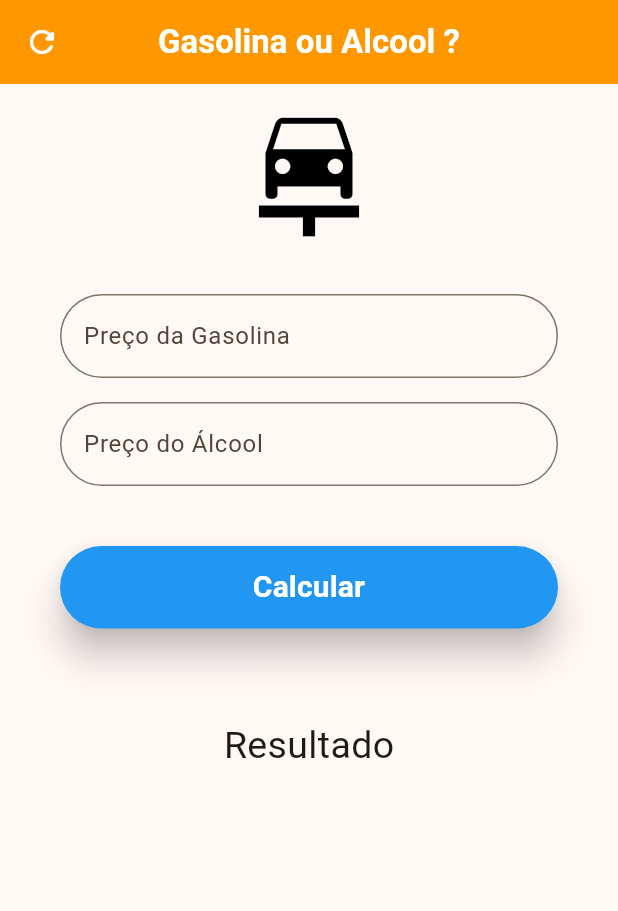
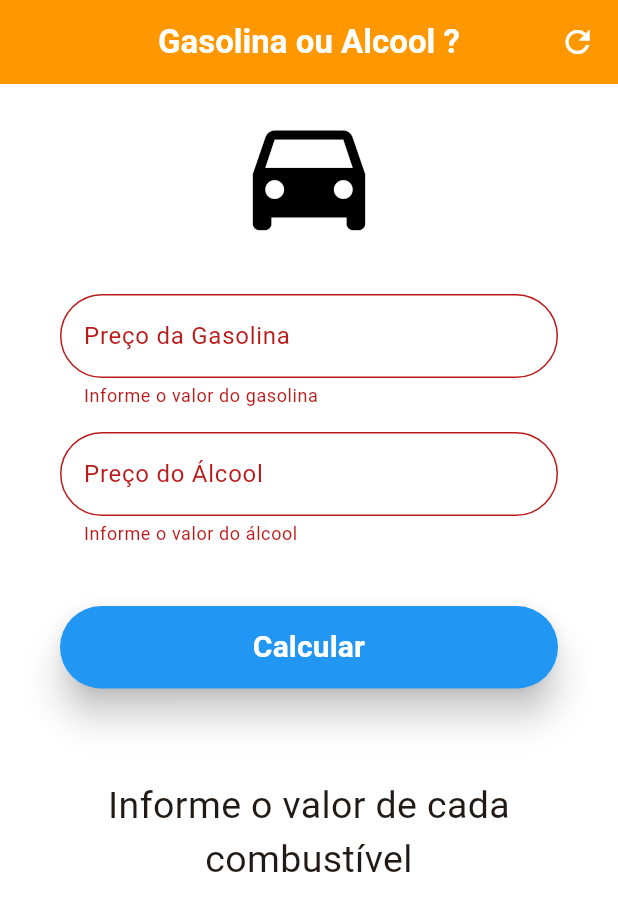
Before and after one commit to UserLsl/GasolinaOuAlcool, a Flutter app: the screen it shows after launch, after a tap on "Calcular", on a phone screen of 412 x 824 dp. Shown: the top 911 px of the screen. Run offline on Flutter 3.47's test engine with Material 3 defaults, Android fonts, the light colour scheme and no system bars.

Commit message:
finished the front-end

```diff
--- a/lib/main.dart
+++ b/lib/main.dart
@@ -1,5 +1,5 @@
-import 'package:flutter/foundation.dart';
 import 'package:flutter/material.dart';
+import 'package:gasolina_ou_alcool/widget_app.dart';
 
 void main() {
   runApp(const MyApp());
@@ -21,97 +21,3 @@ class MyApp extends StatelessWidget {
     );
   }
 }
-
-class MyPage extends StatefulWidget {
-  const MyPage({super.key});
-
-  @override
-  State<MyPage> createState() => _MyPageState();
-}
-
-class _MyPageState extends State<MyPage> {
-  @override
-  Widget build(BuildContext context) {
-    return Scaffold(
-      appBar: AppBar(
-        title: const Text("Gasolina ou Alcool ?", style: TextStyle(color: Colors.white, fontWeight: FontWeight.bold)),
-        centerTitle: true,
-        backgroundColor: Colors.orange,
-        leading: const Icon(Icons.refresh_rounded, color: Colors.white),
-      ),
-      body: SizedBox(
-        width: double.infinity,
-
-        child: Column(
-          children: [
-            const Padding(
-              padding: EdgeInsets.all(10.0),
-              child: Icon(Icons.car_repair, size: 100, color: Colors.black),
-            ),
-            Padding(
-              padding: const EdgeInsets.fromLTRB(40, 20, 40, 8),
-              child: TextField(
-                decoration: InputDecoration(
-                  labelText: "Preço da Gasolina",
-                  floatingLabelStyle: const TextStyle(color: Colors.orange, fontWeight: FontWeight.bold),
-                  border: OutlineInputBorder(borderRadius: BorderRadius.circular(30)),
-                  focusColor: Colors.black,
-                  focusedBorder: OutlineInputBorder(
-                    borderSide: const BorderSide(color: Colors.orange),
-                    borderRadius: BorderRadius.circular(30),
-                  )
-                ),
-                textAlign: TextAlign.right,
-              ),
-            ),
-            Padding(
-              padding: const EdgeInsets.fromLTRB(40, 8, 40, 20),
-              child: TextField(
-                decoration: InputDecoration(
-                  labelText: "Preço do Álcool",
-                  floatingLabelStyle: const TextStyle(color: Colors.orange, fontWeight: FontWeight.bold),
-                  border: OutlineInputBorder(borderRadius: BorderRadius.circular(30)),
-                  focusColor: Colors.black,
-                  focusedBorder: OutlineInputBorder(
-                    borderSide: const BorderSide(color: Colors.orange),
-                    borderRadius: BorderRadius.circular(30),
-                  )
-                ),
-                textAlign: TextAlign.right,
-              ),
-            ),
-            Padding(
-              padding: const EdgeInsets.fromLTRB(40, 20, 40, 20),
-              child: SizedBox(
-                width: double.infinity,
-                height: 55,
-                child: ElevatedButton(
-                  style: ElevatedButton.styleFrom(
-                    backgroundColor: Colors.blue,
-                    elevation: 10,
-                    shape: RoundedRectangleBorder(
-                      borderRadius: BorderRadius.circular(30),
-                    ),
-                  ),
-                  child: const Text(
-                    "Calcular",
-                    textAlign: TextAlign.center,
-                    style: TextStyle(
-                      color: Colors.white,
-                      fontWeight: FontWeight.bold,
-                      fontSize: 20,
-                    ),
-                  ),
-                  onPressed: () {},
-                ),
-              ),
-            ),
-            const Padding(padding: EdgeInsets.fromLTRB(40, 40, 40, 40),
-              child: Text("Resultado", style: TextStyle(fontSize: 25)),
-            )
-          ],
-        ),
-      ),
-    );
-  }
-}
--- /dev/null
+++ b/lib/widget_app.dart
@@ -0,0 +1,156 @@
+
+import 'package:flutter/material.dart';
+
+class MyPage extends StatefulWidget {
+  const MyPage({super.key});
+
+  @override
+  State<MyPage> createState() => _MyPageState();
+}
+
+class _MyPageState extends State<MyPage> {
+
+  GlobalKey <FormState> _formkey = GlobalKey<FormState>();
+
+  TextEditingController gasolinaController = TextEditingController();
+  TextEditingController alcoolController = TextEditingController();
+
+  String _infoText = "Informe o valor de cada combustível";
+
+  @override
+  Widget build(BuildContext context) {
+    return Scaffold(
+      backgroundColor: Colors.white,
+      appBar: AppBar(
+        title: const Text("Gasolina ou Alcool ?", style: TextStyle(color: Colors.white, fontWeight: FontWeight.bold)),
+        centerTitle: true,
+        backgroundColor: Colors.orange,
+        //leading:  Icon(Icons.refresh, color: Colors.white),
+        actions: const [
+          Padding(
+            padding: EdgeInsets.all(15.0),
+            child: Icon(Icons.refresh, color: Colors.white),
+          ),
+        ],
+      ),
+      body: SizedBox(
+        width: double.infinity,
+        child: Form(
+          key: _formkey,
+          child: Column(
+            //crossAxisAlignment: CrossAxisAlignment.stretch, Outra forma de centralizar sem ser usando o SizedBox com widget
+            children: [
+              buildIcon(),
+              buildTextFormFieldGasolina(),
+              buildTextFormFieldAlcool(),
+              buildButton(context),
+              buildTextInfo(),
+            ],
+          ),
+        ),
+      ),
+    );
+  }
+
+  Padding buildIcon() {
+    return const Padding(
+      padding: EdgeInsets.all(10.0),
+      child: Icon(Icons.directions_car, size: 100, color: Colors.black),
+    );
+  }
+
+  Padding buildTextFormFieldGasolina() {
+    return Padding(
+      padding: const EdgeInsets.fromLTRB(40, 20, 40, 8),
+      child: TextFormField(
+        keyboardType: TextInputType.number,
+        textAlign: TextAlign.right,
+        decoration: InputDecoration(
+          labelText: "Preço da Gasolina",
+          floatingLabelStyle: const TextStyle(color: Colors.orange, fontWeight: FontWeight.bold),
+          border: OutlineInputBorder(borderRadius: BorderRadius.circular(30)),
+          focusColor: Colors.black,
+          focusedBorder: OutlineInputBorder(
+            borderSide: const BorderSide(color: Colors.orange),
+            borderRadius: BorderRadius.circular(30),
+          )
+        ),
+        controller: gasolinaController,
+        validator: (value) {
+          if(value!.isEmpty) {
+            return 'Informe o valor do gasolina';
+          }
+          return null;
+        },
+      ),
+    );
+  }
+
+  Padding buildTextFormFieldAlcool() {
+    return Padding(
+      padding: const EdgeInsets.fromLTRB(40, 8, 40, 20),
+      child: TextFormField(
+        keyboardType: TextInputType.number,
+        textAlign: TextAlign.right,
+        decoration: InputDecoration(
+          labelText: "Preço do Álcool",
+          floatingLabelStyle: const TextStyle(color: Colors.orange, fontWeight: FontWeight.bold),
+          border: OutlineInputBorder(borderRadius: BorderRadius.circular(30)),
+          focusColor: Colors.black,
+          focusedBorder: OutlineInputBorder(
+            borderSide: const BorderSide(color: Colors.orange),
+            borderRadius: BorderRadius.circular(30),
+          )
+        ),
+        controller: alcoolController,
+        validator: (value) {
+          if(value!.isEmpty) {
+            return 'Informe o valor do álcool';
+          }
+          return null;
+        },
+      ),
+    );
+  }
+
+  Padding buildButton(BuildContext context) {
+    return Padding(
+      padding: const EdgeInsets.fromLTRB(40, 20, 40, 20),
+      child: SizedBox(
+        width: double.infinity,
+        height: 55,
+        child: ElevatedButton(
+          style: ElevatedButton.styleFrom(
+            backgroundColor: Colors.blue,
+            elevation: 10,
+            shape: RoundedRectangleBorder(
+              borderRadius: BorderRadius.circular(30),
+            ),
+          ),
+          child: const Text(
+            "Calcular",
+            textAlign: TextAlign.center,
+            style: TextStyle(
+              color: Colors.white,
+              fontWeight: FontWeight.bold,
+              fontSize: 20,
+            ),
+          ),
+          onPressed: () {
+            if(_formkey.currentState!.validate()) {
+              //calcula();
+              FocusScope.of(context).requestFocus(FocusNode());
+            }
+          },
+        ),
+      ),
+    );
+  }
+
+  Padding buildTextInfo() {
+    return Padding(padding: const EdgeInsets.fromLTRB(40, 40, 40, 40),
+      child: Text(_infoText, style: const TextStyle(fontSize: 25), textAlign: TextAlign.center,),
+    );
+  }
+
+}
```
